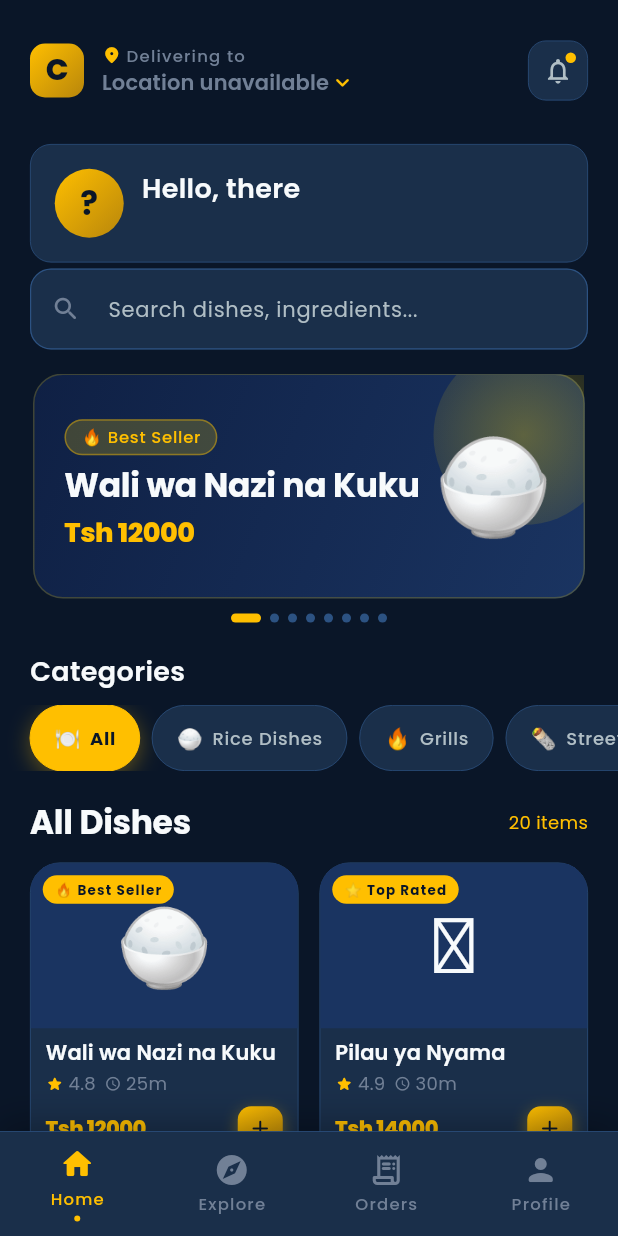
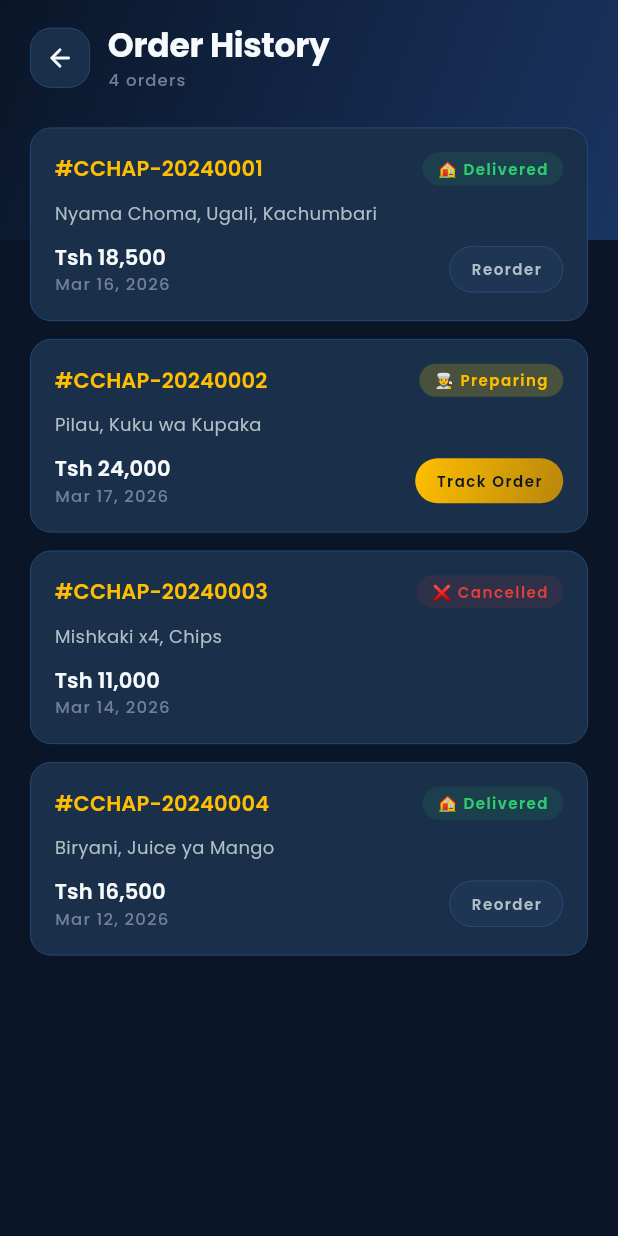
Before and after one commit to Mdsoln/chakula-chap-app, a Flutter app: the screen it shows after launch, after a tap on "Skip", after a tap on "Orders", on a phone screen of 412 x 824 dp. Run offline on Flutter 3.47's test engine with Material 3 defaults, Android fonts, the phone set to English and light mode, and no system bars; our stand-ins replace animate_do, connectivity_plus, dartz, dio, equatable, firebase_core and 15 more; accounts and stored records are empty.

Commit message:
fix: added order history page and notification page with mocked details

```diff
--- a/lib/core/constants/app_constants.dart
+++ b/lib/core/constants/app_constants.dart
@@ -48,8 +48,9 @@ abstract class AppConstants {
   static const String lottieOrderTracking  = 'assets/animations/order_tracking.json';
   static const String lottieDelivery       = 'assets/animations/delivery.json';
   static const String lottieNoInternet     = 'assets/animations/no_internet.json';
+  static const String lottieError          = 'assets/animations/error.json';
   static const String lottieSplash         = 'assets/animations/splash.json';
-  static const String splashIcon   = 'assets/icons/splashIcon.png';
+  static const String splashIcon           = 'assets/icons/splashIcon.png';
   static const String lottiePayment        = 'assets/animations/payment.json';
 }
 
--- a/lib/core/router/app_router.dart
+++ b/lib/core/router/app_router.dart
@@ -12,7 +12,9 @@ import '../../features/checkout/presentation/pages/checkout_page.dart';
 import '../../features/home/presentation/pages/home_page.dart';
 import '../../features/menu/domain/entities/menu_item_entity.dart';
 import '../../features/menu/presentation/pages/menu_item_detail_page.dart';
+import '../../features/notifications/presentation/pages/notifications_page.dart';
 import '../../features/order_tracking/presentation/pages/order_confirm_page.dart';
+import '../../features/order_tracking/presentation/pages/order_history_page.dart';
 import '../../features/order_tracking/presentation/pages/order_tracking_page.dart';
 import '../../features/profile/presentation/pages/profile_page.dart';
 import '../constants/app_constants.dart';
@@ -261,6 +263,22 @@ class AppRouter {
           OrderTrackingPage(orderId: state.pathParameters['orderId']!),
         ),
       ),
+      GoRoute(
+        path: AppRoutes.notifications,
+        name: 'notifications',
+        pageBuilder: (ctx, state) => _buildSlideTransition(
+          state,
+          const NotificationsPage(),
+        ),
+      ),
+      GoRoute(
+        path: AppRoutes.orderHistory,
+        name: 'order-history',
+        pageBuilder: (ctx, state) => _buildSlideTransition(
+          state,
+          const OrderHistoryPage(),
+        ),
+      ),
     ],
     errorBuilder: (ctx, state) => _ErrorPage(error: state.error),
   );
--- a/lib/core/widgets/chakula_chap_widgets.dart
+++ b/lib/core/widgets/chakula_chap_widgets.dart
@@ -119,7 +119,7 @@ class ChakulaChapErrorState extends StatelessWidget {
         child: Column(
           mainAxisSize: MainAxisSize.min,
           children: [
-            Lottie.asset(AppConstants.lottieNoInternet, width: 180, height: 180),
+            Lottie.asset(AppConstants.lottieError, width: 180, height: 180),
             const SizedBox(height: AppDimensions.spaceMd),
             const Text('Oops!', style: AppTextStyles.h1),
             const SizedBox(height: AppDimensions.spaceSm),
--- a/lib/features/home/presentation/pages/home_page.dart
+++ b/lib/features/home/presentation/pages/home_page.dart
@@ -182,7 +182,9 @@ class _HomeViewState extends State<_HomeView> {
                   ],
                 ),
               ),
-              Stack(
+              GestureDetector(
+                onTap: () => context.push(AppRoutes.notifications),
+                child: Stack(
                   children: [
                     Container(
                       width: 40,
@@ -192,7 +194,11 @@ class _HomeViewState extends State<_HomeView> {
                         borderRadius: BorderRadius.circular(12),
                         border: Border.all(color: AppColors.navyAccent, width: 0.5),
                       ),
-                    child: const Icon(Icons.notifications_outlined, color: AppColors.textSecondary, size: 20),
+                      child: const Icon(
+                        Icons.notifications_outlined,
+                        color: AppColors.textSecondary,
+                        size: 20,
+                      ),
                     ),
                     Positioned(
                       top: 8,
@@ -200,10 +206,14 @@ class _HomeViewState extends State<_HomeView> {
                       child: Container(
                         width: 7,
                         height: 7,
-                      decoration: const BoxDecoration(color: AppColors.goldBright, shape: BoxShape.circle),
+                        decoration: const BoxDecoration(
+                          color: AppColors.goldBright,
+                          shape: BoxShape.circle,
+                        ),
                       ),
                     ),
                   ],
+                ),
               ),
             ],
           ),
@@ -529,7 +539,11 @@ class _HomeViewState extends State<_HomeView> {
         children: [
           _NavItem(icon: Icons.home_rounded, label: 'Home', isActive: true, onTap: () {}),
           _NavItem(icon: Icons.explore_rounded, label: 'Explore', onTap: () {}),
-          _NavItem(icon: Icons.receipt_long_rounded, label: 'Orders', onTap: () {}),
+          _NavItem(
+            icon: Icons.receipt_long_rounded,
+            label: 'Orders',
+            onTap: () => context.push(AppRoutes.orderHistory),
+          ),
           _NavItem(
               icon: Icons.person_rounded,
               label: 'Profile',
--- /dev/null
+++ b/lib/features/order_tracking/presentation/pages/order_history_page.dart
@@ -0,0 +1,269 @@
+
+import 'package:flutter/material.dart';
+import 'package:go_router/go_router.dart';
+
+import '../../../../core/constants/app_constants.dart';
+import '../../../../core/theme/app_colors.dart';
+import '../../../../core/theme/app_text_styles.dart';
+import '../../../../core/theme/app_theme.dart';
+import '../../../../core/widgets/chakula_chap_widgets.dart';
+import '../../domain/entities/order_entity.dart';
+
+class OrderHistoryPage extends StatelessWidget {
+  const OrderHistoryPage({super.key});
+
+  static final _mockOrders = [
+    _MockOrder(
+      id: 'CCHAP-20240001',
+      items: 'Nyama Choma, Ugali, Kachumbari',
+      total: 18500,
+      status: OrderStatus.delivered,
+      date: DateTime.now().subtract(const Duration(days: 1)),
+    ),
+    _MockOrder(
+      id: 'CCHAP-20240002',
+      items: 'Pilau, Kuku wa Kupaka',
+      total: 24000,
+      status: OrderStatus.preparing,
+      date: DateTime.now().subtract(const Duration(hours: 2)),
+    ),
+    _MockOrder(
+      id: 'CCHAP-20240003',
+      items: 'Mishkaki x4, Chips',
+      total: 11000,
+      status: OrderStatus.cancelled,
+      date: DateTime.now().subtract(const Duration(days: 3)),
+    ),
+    _MockOrder(
+      id: 'CCHAP-20240004',
+      items: 'Biryani, Juice ya Mango',
+      total: 16500,
+      status: OrderStatus.delivered,
+      date: DateTime.now().subtract(const Duration(days: 5)),
+    ),
+  ];
+
+  @override
+  Widget build(BuildContext context) {
+    return Scaffold(
+      backgroundColor: AppColors.navyDeep,
+      body: Stack(
+        children: [
+          Positioned(
+            top: 0, left: 0, right: 0, height: 160,
+            child: Container(
+              decoration: const BoxDecoration(gradient: AppColors.heroGradient),
+            ),
+          ),
+          SafeArea(
+            child: Column(
+              children: [
+                _buildHeader(context),
+                Expanded(
+                  child: _mockOrders.isEmpty
+                      ? ChakulaChapEmptyState(
+                    title: 'No orders yet',
+                    subtitle: 'Your order history will appear here.',
+                    lottieAsset: AppConstants.lottieEmptyCart,
+                    actionLabel: 'Browse Menu',
+                    onAction: () => context.go(AppRoutes.home),
+                  )
+                      : ListView.separated(
+                    padding: const EdgeInsets.fromLTRB(20, 16, 20, 40),
+                    itemCount: _mockOrders.length,
+                    separatorBuilder: (_, __) => const SizedBox(height: 12),
+                    itemBuilder: (_, i) => _OrderCard(
+                      order: _mockOrders[i],
+                      onTrack: _mockOrders[i].status == OrderStatus.pickedUp ||
+                          _mockOrders[i].status == OrderStatus.preparing
+                          ? () => context.push(
+                        AppRoutes.orderTracking
+                            .replaceFirst(':orderId', _mockOrders[i].id),
+                      )
+                          : null,
+                    ),
+                  ),
+                ),
+              ],
+            ),
+          ),
+        ],
+      ),
+    );
+  }
+
+  Widget _buildHeader(BuildContext context) {
+    return Padding(
+      padding: const EdgeInsets.fromLTRB(20, 16, 20, 8),
+      child: Row(
+        children: [
+          GestureDetector(
+            onTap: () => context.pop(),
+            child: Container(
+              width: 40, height: 40,
+              decoration: BoxDecoration(
+                color: AppColors.surfaceCard,
+                borderRadius: BorderRadius.circular(AppDimensions.radiusMd),
+                border: Border.all(color: AppColors.navyAccent, width: 0.5),
+              ),
+              child: const Icon(Icons.arrow_back_rounded,
+                  color: AppColors.textPrimary, size: 20),
+            ),
+          ),
+          const SizedBox(width: 12),
+          Expanded(
+            child: Column(
+              crossAxisAlignment: CrossAxisAlignment.start,
+              children: [
+                const Text('Order History', style: AppTextStyles.h2),
+                Text(
+                  '${_mockOrders.length} orders',
+                  style: AppTextStyles.caption.copyWith(color: AppColors.textMuted),
+                ),
+              ],
+            ),
+          ),
+        ],
+      ),
+    );
+  }
+}
+
+// ── Order Card ─────────────────────────────────────────────────────────────────
+
+class _OrderCard extends StatelessWidget {
+  final _MockOrder order;
+  final VoidCallback? onTrack;
+
+  const _OrderCard({required this.order, this.onTrack});
+
+  @override
+  Widget build(BuildContext context) {
+    final (Color statusColor, Color statusBg) = switch (order.status) {
+      OrderStatus.delivered  => (AppColors.success, AppColors.successBg),
+      OrderStatus.cancelled  => (AppColors.error,   AppColors.errorBg),
+      OrderStatus.failed     => (AppColors.error,   AppColors.errorBg),
+      _                      => (AppColors.goldBright, AppColors.goldGlow),
+    };
+
+    return Container(
+      padding: const EdgeInsets.all(16),
+      decoration: BoxDecoration(
+        color: AppColors.surfaceCard,
+        borderRadius: BorderRadius.circular(AppDimensions.radiusMd),
+        border: Border.all(color: AppColors.navyAccent, width: 0.5),
+      ),
+      child: Column(
+        crossAxisAlignment: CrossAxisAlignment.start,
+        children: [
+
+          // ── Top row ────────────────────────────────────────
+          Row(
+            mainAxisAlignment: MainAxisAlignment.spaceBetween,
+            children: [
+              Text(
+                '#${order.id}',
+                style: AppTextStyles.labelLarge.copyWith(color: AppColors.goldBright),
+              ),
+              Container(
+                padding: const EdgeInsets.symmetric(horizontal: 10, vertical: 4),
+                decoration: BoxDecoration(
+                  color: statusBg,
+                  borderRadius: BorderRadius.circular(AppDimensions.radiusFull),
+                ),
+                child: Text(
+                  '${order.status.emoji} ${order.status.label}',
+                  style: AppTextStyles.labelSmall.copyWith(color: statusColor),
+                ),
+              ),
+            ],
+          ),
+          const SizedBox(height: 10),
+
+          // ── Items ──────────────────────────────────────────
+          Text(
+            order.items,
+            style: AppTextStyles.bodySmall.copyWith(color: AppColors.textSecondary),
+            maxLines: 2,
+            overflow: TextOverflow.ellipsis,
+          ),
+          const SizedBox(height: 10),
+
+          // ── Bottom row ─────────────────────────────────────
+          Row(
+            mainAxisAlignment: MainAxisAlignment.spaceBetween,
+            children: [
+              Column(
+                crossAxisAlignment: CrossAxisAlignment.start,
+                children: [
+                  Text(
+                    'Tsh ${order.total.toString().replaceAllMapped(RegExp(r'(\d)(?=(\d{3})+$)'), (m) => '${m[1]},')}',
+                    style: AppTextStyles.labelLarge,
+                  ),
+                  Text(
+                    _formatDate(order.date),
+                    style: AppTextStyles.caption.copyWith(color: AppColors.textMuted),
+                  ),
+                ],
+              ),
+              if (onTrack != null)
+                GestureDetector(
+                  onTap: onTrack,
+                  child: Container(
+                    padding: const EdgeInsets.symmetric(horizontal: 14, vertical: 8),
+                    decoration: BoxDecoration(
+                      gradient: AppColors.goldGradient,
+                      borderRadius: BorderRadius.circular(AppDimensions.radiusFull),
+                    ),
+                    child: Text(
+                      'Track Order',
+                      style: AppTextStyles.labelSmall.copyWith(color: AppColors.navyDeep),
+                    ),
+                  ),
+                ),
+              if (order.status == OrderStatus.delivered)
+                GestureDetector(
+                  onTap: () {},
+                  child: Container(
+                    padding: const EdgeInsets.symmetric(horizontal: 14, vertical: 8),
+                    decoration: BoxDecoration(
+                      color: AppColors.surfaceElevated,
+                      borderRadius: BorderRadius.circular(AppDimensions.radiusFull),
+                      border: Border.all(color: AppColors.navyAccent, width: 0.5),
+                    ),
+                    child: Text(
+                      'Reorder',
+                      style: AppTextStyles.labelSmall.copyWith(color: AppColors.textSecondary),
+                    ),
+                  ),
+                ),
+            ],
+          ),
+        ],
+      ),
+    );
+  }
+
+  String _formatDate(DateTime date) {
+    const months = ['Jan','Feb','Mar','Apr','May','Jun','Jul','Aug','Sep','Oct','Nov','Dec'];
+    return '${months[date.month - 1]} ${date.day}, ${date.year}';
+  }
+}
+
+// ── Mock model (temporary until OrderBloc is wired) ───────────────────────────
+
+class _MockOrder {
+  final String id;
+  final String items;
+  final int total;
+  final OrderStatus status;
+  final DateTime date;
+
+  const _MockOrder({
+    required this.id,
+    required this.items,
+    required this.total,
+    required this.status,
+    required this.date,
+  });
+}
```
Also changed, not shown: lib/features/notifications/presentation/pages/notifications_page.dart (added, +312 -0 lines), 2 other files. Lines whose indentation alone changed are shown as unchanged.
